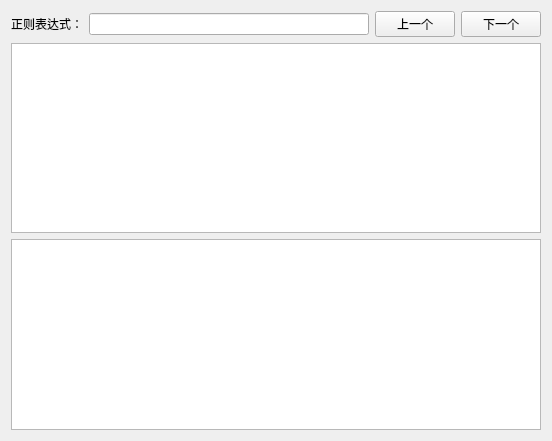
Old version of the form regex_find.ui in the repository laisc7301/regular-tool.
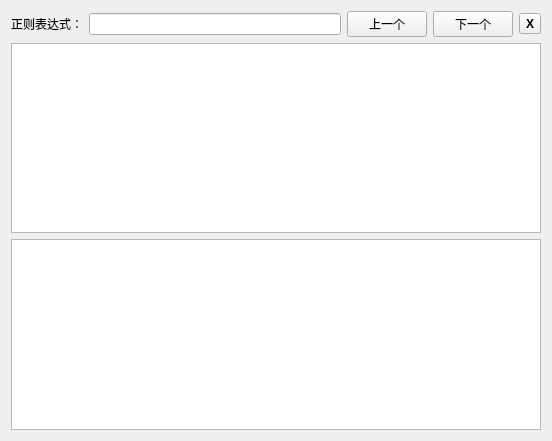
New version of the form.

Diff of the .ui file:
```diff
--- a/regex_find.ui
+++ b/regex_find.ui
@@ -40,6 +40,21 @@
        </property>
       </widget>
      </item>
+     <item>
+      <widget class="QToolButton" name="toolButton">
+       <property name="font">
+        <font>
+         <bold>true</bold>
+        </font>
+       </property>
+       <property name="text">
+        <string>X</string>
+       </property>
+       <property name="autoRaise">
+        <bool>false</bool>
+       </property>
+      </widget>
+     </item>
     </layout>
    </item>
    <item>
```
